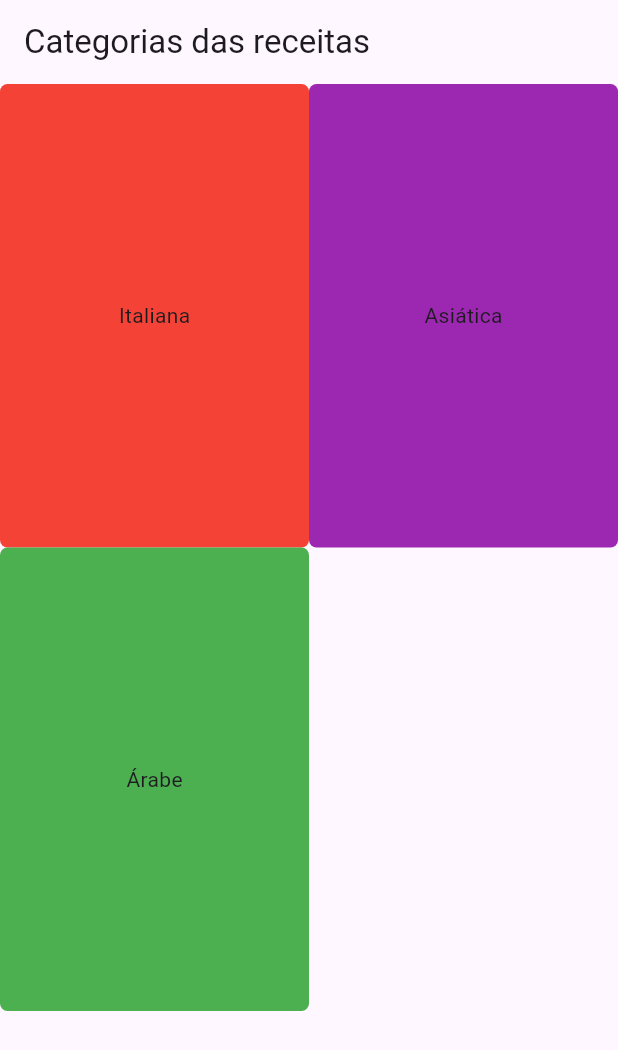
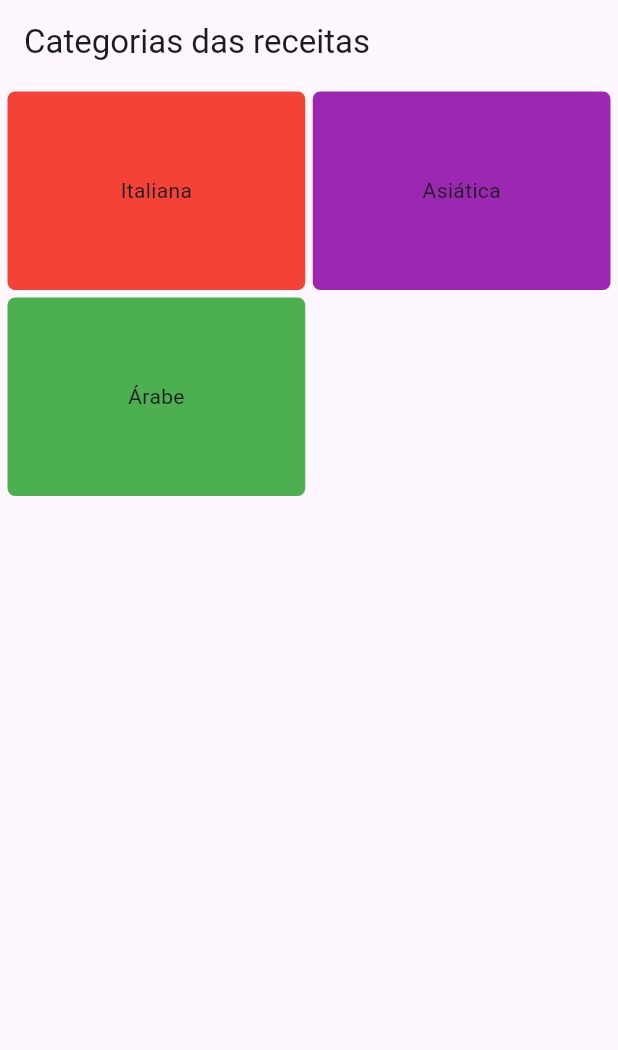
Before and after one commit to lord-andrius/receitas, a Flutter app: the screen it shows after launch, on a phone screen of 412 x 824 dp. Shown: the top 1050 px of the screen. Run offline on Flutter 3.47's test engine with Material 3 defaults, Android fonts, the phone set to English and light mode, and no system bars.

Commit message:
Adicionando bordas nas categorias

```diff
--- a/lib/telas/Categorias.dart
+++ b/lib/telas/Categorias.dart
@@ -11,11 +11,17 @@ class Categorias extends StatelessWidget {
       appBar: AppBar(
         title: Text('Categorias das receitas'),
       ),
-      body: GridView.count(
-          crossAxisCount: 2,
-          childAspectRatio: 2 / 3,
-          children: List<Widget>.generate(ListaCategorias.length,
-              (int indice) => WidgetCategoria(ListaCategorias[indice]))),
+      body: Container(
+          margin: EdgeInsets.all(5.0),
+          child: GridView.count(
+            crossAxisCount: 2,
+            childAspectRatio: 3 / 2,
+            crossAxisSpacing: 5,
+            mainAxisSpacing: 5,
+            children: List<Widget>.generate(ListaCategorias.length,
+                (int indice) => WidgetCategoria(ListaCategorias[indice])),
+          ),
+        ),
     );
   }
 }
```
